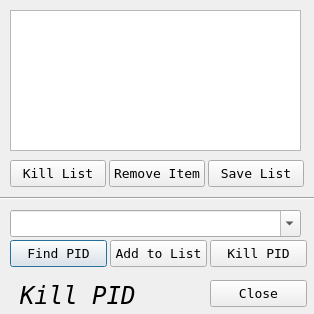
alexlee188/killpid, file killpid.ui: the form before one commit.
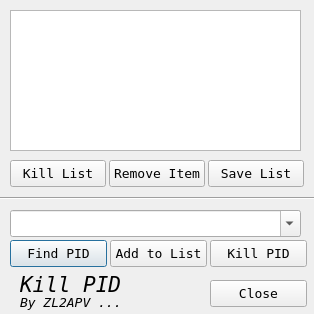
The form after the commit.

Commit message: Edits to README, Set window title to show ver.

```diff
--- a/killpid.ui
+++ b/killpid.ui
@@ -154,15 +154,15 @@
    <property name="geometry">
     <rect>
      <x>20</x>
-     <y>280</y>
+     <y>274</y>
      <width>121</width>
-     <height>31</height>
+     <height>21</height>
     </rect>
    </property>
    <property name="font">
     <font>
      <family>DejaVu Sans Mono</family>
-     <pointsize>18</pointsize>
+     <pointsize>16</pointsize>
      <italic>true</italic>
     </font>
    </property>
@@ -196,6 +196,24 @@
     <enum>Qt::Horizontal</enum>
    </property>
   </widget>
+  <widget class="QLabel" name="label_2">
+   <property name="geometry">
+    <rect>
+     <x>20</x>
+     <y>294</y>
+     <width>141</width>
+     <height>17</height>
+    </rect>
+   </property>
+   <property name="font">
+    <font>
+     <italic>true</italic>
+    </font>
+   </property>
+   <property name="text">
+    <string>By ZL2APV ...</string>
+   </property>
+  </widget>
  </widget>
  <layoutdefault spacing="6" margin="11"/>
  <resources/>
```
Left out of the diff: 2 changed lines with no effect on the pictures. The commit also changes 2 other files.
